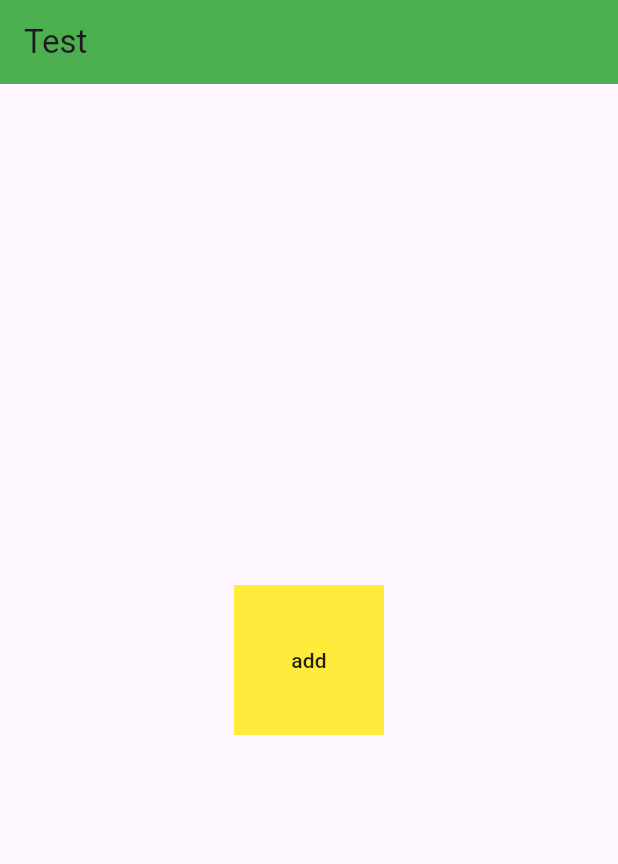
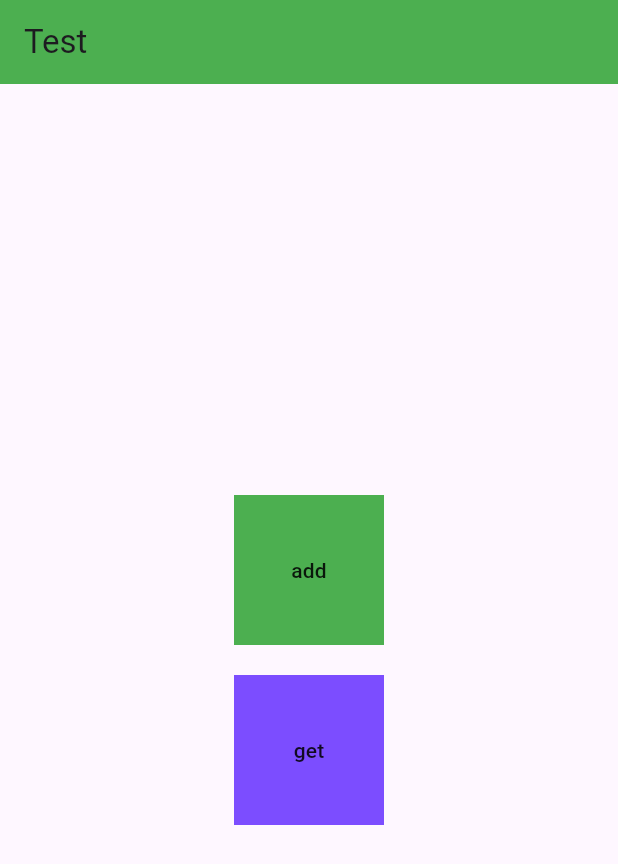
Before and after one commit to MOHAMD-ASHRAF/website_task, a Flutter app: the screen it shows after launch, after a tap on "add", on a phone screen of 412 x 824 dp. Shown: the top 864 px of the screen. Run offline on Flutter 3.47's test engine with Material 2 defaults, Android fonts, the light colour scheme and no system bars; our stand-ins replace cloud_firestore, firebase_core; accounts and stored records are empty.

Commit message:
add get user in provider (test)

```diff
--- a/lib/business_logic/locker.dart
+++ b/lib/business_logic/locker.dart
@@ -1,19 +1,33 @@
 import 'package:cloud_firestore/cloud_firestore.dart';
 import 'package:flutter/cupertino.dart';
 
-class Locker extends ChangeNotifier{
+class Locker extends ChangeNotifier {
   CollectionReference users = FirebaseFirestore.instance.collection('users');
-  addLocker({required String lockerId,required String location,required double numOfCells})async{
-    try{
+  List locker = [];
+
+  addLocker({required String lockerId,
+      required String location,
+      required double numOfCells}) async {
+    try {
       await users.add({
         'lockerId': lockerId,
-        'location' : location,
-        'numOfCells' : numOfCells,
+        'location': location,
+        'numOfCells': numOfCells,
       });
       print('add success');
       notifyListeners();
-    }catch(error){
+    } catch (error) {
       print("Failed to add user: $error");
     }
   }
+
+
+  getLockerId() async{
+      var responseBody = await users.get();
+       for (var element in responseBody.docs) {
+         locker.add(element.data());
+       }
+      notifyListeners();
+      print(locker);
+  }
 }
--- a/lib/presentation/pages/home_page.dart
+++ b/lib/presentation/pages/home_page.dart
@@ -18,16 +18,28 @@ class HomePage extends StatelessWidget {
         crossAxisAlignment: CrossAxisAlignment.center,
         children: [
           MaterialButton(onPressed: (){
-            locker.addLocker(lockerId: '1111', location: 'arish', numOfCells: 10);
+            locker.addLocker(lockerId: '555555', location: 'ahmed', numOfCells: 10);
           },
-          child: Center(
+            child: Center(
             child: Container(
-              color: Colors.yellow,
+              color: Colors.green,
               width: 100,
               height: 100,
               child: const Center(child: Text('add')),
             ),
-          ))
+          )),
+               SizedBox(height: 20,),
+          MaterialButton(onPressed: (){
+            locker.getLockerId();
+          },
+              child: Center(
+                child: Container(
+                  color: Colors.deepPurpleAccent,
+                  width: 100,
+                  height: 100,
+                  child: const Center(child: Text('get')),
+                ),
+              ))
         ],
       ),
     );
```
